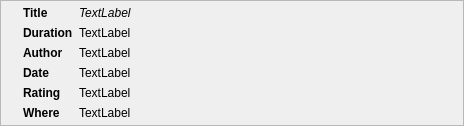
This is weboob/frontends/qvideoob/ui/minivideo.ui in laurentb/weboob as Qt 5 draws it before an edit. The edited form follows.
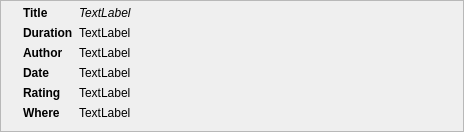
This is the edited form.

Commit message: remove from repository generated ui python files

What changed in the file:
```diff
--- a/weboob/frontends/qvideoob/ui/minivideo.ui
+++ b/weboob/frontends/qvideoob/ui/minivideo.ui
@@ -7,7 +7,7 @@
     <x>0</x>
     <y>0</y>
     <width>464</width>
-    <height>112</height>
+    <height>132</height>
    </rect>
   </property>
   <property name="windowTitle">
```
The commit also changes 2 other files.
